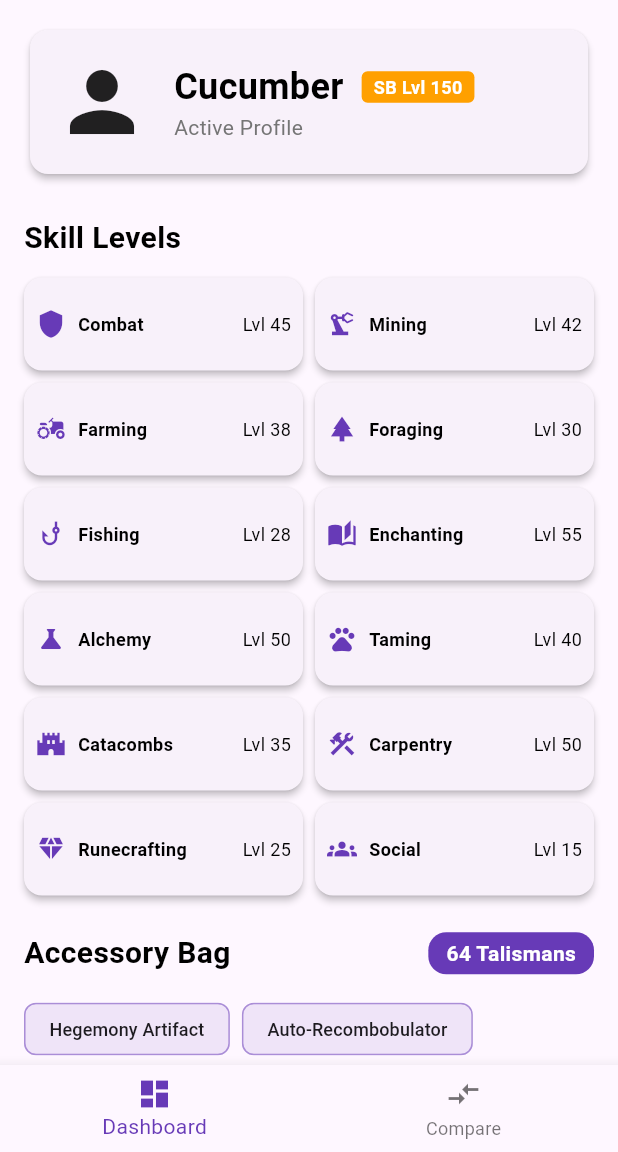
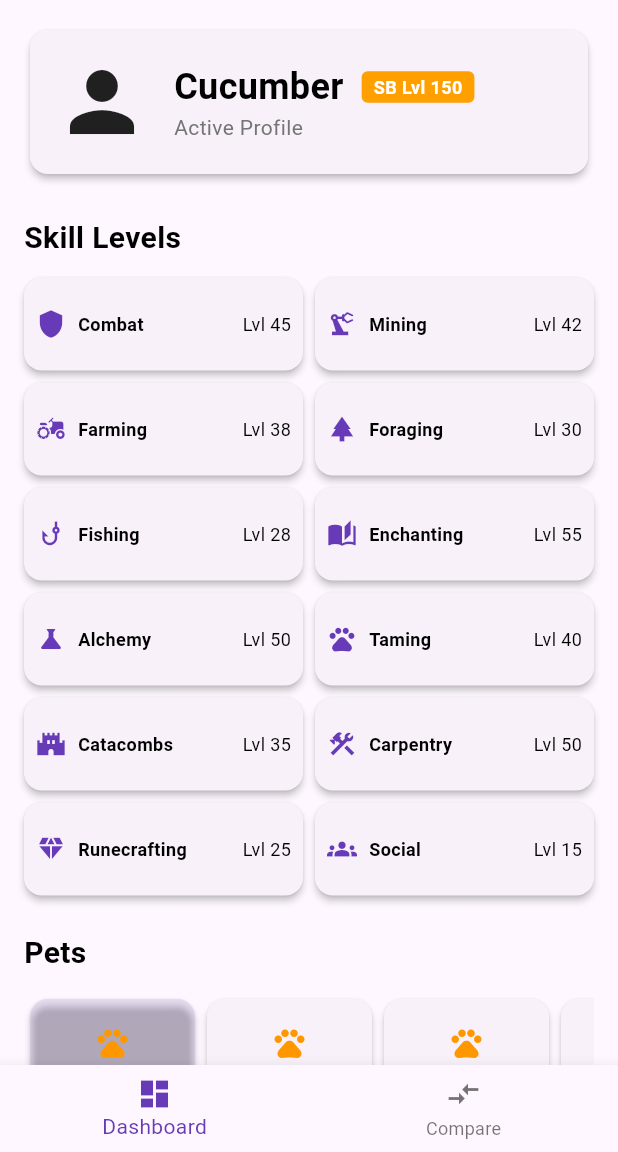
Before and after one commit to maxfinley-lang/Skyfall, a Flutter app: the screen it shows after launch, on a phone screen of 412 x 824 dp, the part 84-1236 px from its top. Run offline on Flutter 3.47's test engine with Material 3 defaults, Android fonts, the light colour scheme and no system bars; our stand-ins replace cloud_firestore, firebase_auth, firebase_core, flutter_dotenv, flutter_riverpod, shared_preferences; accounts and stored records are empty; network calls fail.

Commit message:
adding talisman acceses(adding in more features)

```diff
--- a/lib/models/skyblock_profile.dart
+++ b/lib/models/skyblock_profile.dart
@@ -1,3 +1,19 @@
+class Pet {
+  final String name;
+  final String rarity;
+  final int level;
+  final List<String> skills;
+  final bool active;
+
+  Pet({
+    required this.name,
+    required this.rarity,
+    required this.level,
+    required this.skills,
+    this.active = false,
+  });
+}
+
 class SkyblockProfile {
   final String profileId;
   final String cuteName;
@@ -17,6 +33,7 @@ class SkyblockProfile {
   final int socialLvl;
   final List<String> talismans;
   final int talismanCount;
+  final List<Pet> pets;
   final bool isActive;
 
   SkyblockProfile({
@@ -38,6 +55,7 @@ class SkyblockProfile {
     this.socialLvl = 0,
     this.talismans = const [],
     this.talismanCount = 0,
+    this.pets = const [],
     this.isActive = false,
   });
 
@@ -75,6 +93,7 @@ class SkyblockProfile {
       catacombsLvl: calculateLevel((firstMember['dungeons']?['dungeon_types']?['catacombs']?['experience'] as num?)?.toDouble()),
       talismans: [], // Requires NBT decoding for real data
       talismanCount: talismanBag != null ? 1 : 0, // Simplified placeholder
+      pets: [], // Requires parsing for real data
       isActive: json['selected'] ?? false,
     );
   }
@@ -98,16 +117,51 @@ class SkyblockProfile {
       runecraftingLvl: 25,
       socialLvl: 15,
       talismans: [
-        'Hegemony Artifact',
-        'Auto-Recombobulator',
-        'Wither Artifact',
-        'Seal of the Family',
-        'End Game Artifact',
-        'Ender Artifact',
-        'Bat Artifact',
-        'Cheetah Talisman',
+        'Hegemony Artifact', 'Auto-Recombobulator', 'Wither Artifact', 'Seal of the Family',
+        'End Game Artifact', 'Ender Artifact', 'Bat Artifact', 'Cheetah Talisman',
+        'Frozen Chicken', 'King Bait', 'Great Spook Artifact', 'Nether Artifact',
+        'Candy Relic', 'Dante Talisman', 'Campfire God Badge', 'Personal Deletor 7000',
+        'Personal Compactor 7000', 'Ring of Love', 'Experience Artifact', 'Artifact of Control',
+        'Beastmaster Crest', 'Cat Talisman', 'Wood Affinity Talisman', 'Zombie Artifact',
+        'Spider Artifact', 'Tarantula Talisman', 'Survivor Cube', 'Melody\'s Hair',
+        'Day Crystal', 'Night Crystal', 'Devour Ring', 'Piggy Bank',
+        'Wolf Paw', 'Graveyard Talisman', 'Potion Badge', 'Magnetic Talisman',
+        'Village Affinity Talisman', 'Mine Affinity Talisman', 'Intimidation Artifact', 'Scavenger Talisman',
+        'Fire Talisman', 'Vaccine Talisman', 'Farmer Orb', 'Talent Tincture',
+        'Speed Talisman', 'Feather Artifact', 'Sea Creature Talisman', 'Healing Talisman',
+        'Haste Ring', 'Red Claw Artifact', 'Hunter Talisman', 'Bait Ring',
+        'Spiked Atrocity', 'Mineral Talisman', 'Titanium Talisman', 'Jerry Artifact',
+        'Candy Artifact', 'New Year Cake Bag', 'Compass Talisman', 'Zombie Ring',
+        'Spider Ring', 'Wolf Ring', 'Bat Ring', 'Devour Talisman'
       ],
       talismanCount: 64,
+      pets: [
+        Pet(
+          name: 'Golden Dragon',
+          rarity: 'LEGENDARY',
+          level: 200,
+          skills: ['Gold Fusion', 'Dragon-Slayer', 'Legendary Power'],
+          active: true,
+        ),
+        Pet(
+          name: 'Ender Dragon',
+          rarity: 'LEGENDARY',
+          level: 100,
+          skills: ['End-Slayer', 'One with the Dragon', 'Superior'],
+        ),
+        Pet(
+          name: 'Blue Whale',
+          rarity: 'LEGENDARY',
+          level: 100,
+          skills: ['Ingest', 'Bulk', 'Archimedes'],
+        ),
+        Pet(
+          name: 'Wither Skeleton',
+          rarity: 'LEGENDARY',
+          level: 100,
+          skills: ['Stronger Bones', 'Wither Resistance', 'Death\'s Touch'],
+        ),
+      ],
       isActive: true,
     );
   }
--- a/lib/screens/dashboard/dashboard_screen.dart
+++ b/lib/screens/dashboard/dashboard_screen.dart
@@ -59,7 +59,9 @@ class DashboardScreen extends ConsumerWidget {
                   ],
                 ),
                 const SizedBox(height: 24),
-                _buildAccessoryBag(activeProfile),
+                _buildPetsSection(context, activeProfile),
+                const SizedBox(height: 24),
+                _buildAccessoryBag(context, activeProfile),
               ],
             ),
           );
@@ -69,7 +71,116 @@ class DashboardScreen extends ConsumerWidget {
       );
   }
 
-  Widget _buildAccessoryBag(SkyblockProfile profile) {
+  Widget _buildPetsSection(BuildContext context, SkyblockProfile profile) {
+    return Column(
+      crossAxisAlignment: CrossAxisAlignment.start,
+      children: [
+        const Text(
+          'Pets',
+          style: TextStyle(fontSize: 20, fontWeight: FontWeight.bold),
+        ),
+        const SizedBox(height: 12),
+        if (profile.pets.isNotEmpty)
+          SizedBox(
+            height: 100,
+            child: ListView.builder(
+              scrollDirection: Axis.horizontal,
+              itemCount: profile.pets.length,
+              itemBuilder: (context, index) {
+                final pet = profile.pets[index];
+                return GestureDetector(
+                  onTap: () => _showPetDetails(context, pet),
+                  child: Card(
+                    color: pet.active ? Colors.deepPurple.withValues(alpha: 0.1) : null,
+                    child: Container(
+                      width: 110,
+                      padding: const EdgeInsets.all(8.0),
+                      child: Column(
+                        mainAxisAlignment: MainAxisAlignment.center,
+                        children: [
+                          Icon(
+                            Icons.pets,
+                            color: _getRarityColor(pet.rarity),
+                            size: 24,
+                          ),
+                          const SizedBox(height: 4),
+                          Text(
+                            pet.name,
+                            textAlign: TextAlign.center,
+                            style: const TextStyle(fontSize: 11, fontWeight: FontWeight.bold),
+                            maxLines: 1,
+                            overflow: TextOverflow.ellipsis,
+                          ),
+                          Text(
+                            'Lvl ${pet.level}',
+                            style: const TextStyle(fontSize: 10),
+                          ),
+                        ],
+                      ),
+                    ),
+                  ),
+                );
+              },
+            ),
+          )
+        else
+          const Card(
+            child: Padding(
+              padding: EdgeInsets.all(16.0),
+              child: Text('No pets found.'),
+            ),
+          ),
+      ],
+    );
+  }
+
+  Color _getRarityColor(String rarity) {
+    switch (rarity.toUpperCase()) {
+      case 'COMMON': return Colors.grey;
+      case 'UNCOMMON': return Colors.green;
+      case 'RARE': return Colors.blue;
+      case 'EPIC': return Colors.purple;
+      case 'LEGENDARY': return Colors.orange;
+      case 'MYTHIC': return Colors.pink;
+      default: return Colors.grey;
+    }
+  }
+
+  void _showPetDetails(BuildContext context, Pet pet) {
+    showDialog(
+      context: context,
+      builder: (context) => AlertDialog(
+        title: Text('${pet.name} [Lvl ${pet.level}]'),
+        content: Column(
+          mainAxisSize: MainAxisSize.min,
+          crossAxisAlignment: CrossAxisAlignment.start,
+          children: [
+            Text(
+              'Rarity: ${pet.rarity}',
+              style: TextStyle(color: _getRarityColor(pet.rarity), fontWeight: FontWeight.bold),
+            ),
+            const SizedBox(height: 16),
+            const Text(
+              'Skills:',
+              style: TextStyle(fontWeight: FontWeight.bold),
+            ),
+            ...pet.skills.map((skill) => Padding(
+              padding: const EdgeInsets.only(top: 4.0),
+              child: Text('• $skill'),
+            )),
+          ],
+        ),
+        actions: [
+          TextButton(
+            onPressed: () => Navigator.pop(context),
+            child: const Text('Close'),
+          ),
+        ],
+      ),
+    );
+  }
+
+  Widget _buildAccessoryBag(BuildContext context, SkyblockProfile profile) {
     return Column(
       crossAxisAlignment: CrossAxisAlignment.start,
       children: [
@@ -95,10 +206,13 @@ class DashboardScreen extends ConsumerWidget {
         ),
         const SizedBox(height: 12),
         if (profile.talismans.isNotEmpty)
+          Column(
+            crossAxisAlignment: CrossAxisAlignment.start,
+            children: [
               Wrap(
                 spacing: 8,
                 runSpacing: 8,
-            children: profile.talismans.map((t) => ActionChip(
+                children: profile.talismans.take(8).map((t) => ActionChip(
                   label: Text(t, style: const TextStyle(fontSize: 12)),
                   backgroundColor: Colors.deepPurple.withValues(alpha: 0.1),
                   side: BorderSide(color: Colors.deepPurple.withValues(alpha: 0.3)),
@@ -106,6 +220,17 @@ class DashboardScreen extends ConsumerWidget {
                     _showTalismanDetails(context, t);
                   },
                 )).toList(),
+              ),
+              if (profile.talismans.length > 8)
+                Padding(
+                  padding: const EdgeInsets.only(top: 12.0),
+                  child: TextButton.icon(
+                    onPressed: () => _showAllTalismans(context, profile.talismans),
+                    icon: const Icon(Icons.grid_view, size: 16),
+                    label: Text('See all ${profile.talismans.length} accessories'),
+                  ),
+                ),
+            ],
           )
         else
           const Card(
@@ -202,6 +327,38 @@ class DashboardScreen extends ConsumerWidget {
     );
   }
 
+  void _showAllTalismans(BuildContext context, List<String> talismans) {
+    showDialog(
+      context: context,
+      builder: (context) => AlertDialog(
+        title: Text('Accessory Bag (${talismans.length})'),
+        content: SizedBox(
+          width: double.maxFinite,
+          child: SingleChildScrollView(
+            child: Wrap(
+              spacing: 8,
+              runSpacing: 8,
+              children: talismans.map((t) => ActionChip(
+                label: Text(t, style: const TextStyle(fontSize: 12)),
+                backgroundColor: Colors.deepPurple.withValues(alpha: 0.1),
+                onPressed: () {
+                  Navigator.pop(context);
+                  _showTalismanDetails(context, t);
+                },
+              )).toList(),
+            ),
+          ),
+        ),
+        actions: [
+          TextButton(
+            onPressed: () => Navigator.pop(context),
+            child: const Text('Close'),
+          ),
+        ],
+      ),
+    );
+  }
+
   void _showTalismanDetails(BuildContext context, String name) {
     showDialog(
       context: context,
```
Also changed, not shown: 1 other file. Lines whose indentation alone changed are shown as unchanged.
